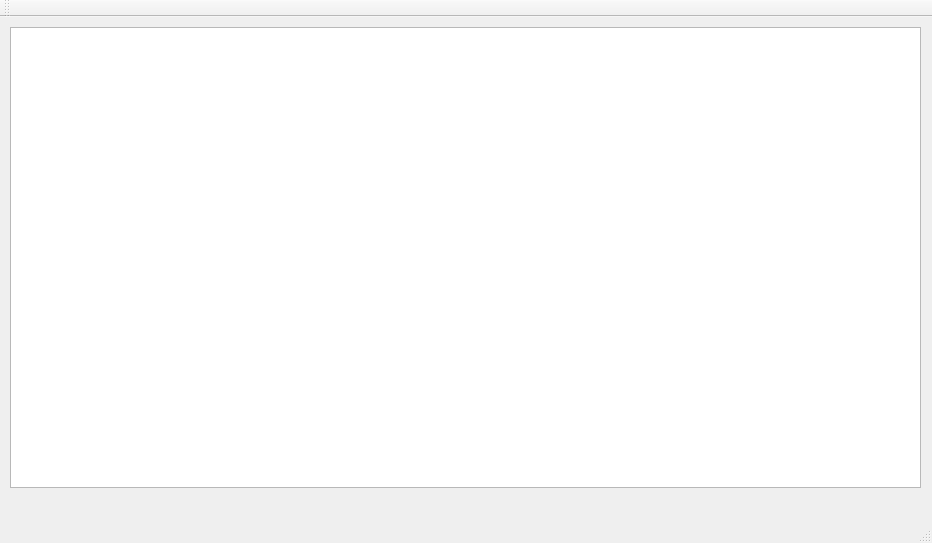
stanislavp/GraphicFormulaEditor, file GraphicFormulaEditor/MainWindow.ui: the form before one commit.
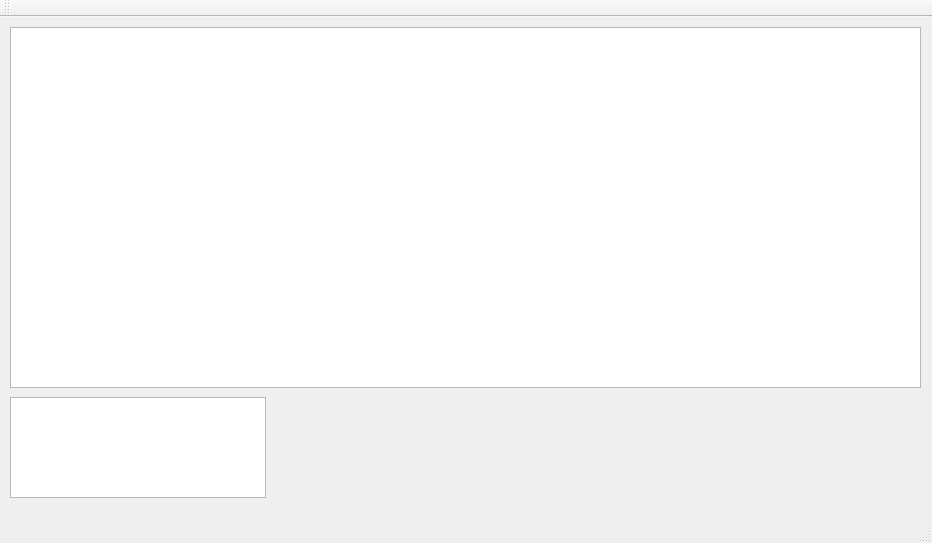
The form after the commit.

Commit message: Add widget list, create slot, connect with signal

What changed in the file:
```diff
--- a/GraphicFormulaEditor/MainWindow.ui
+++ b/GraphicFormulaEditor/MainWindow.ui
@@ -20,7 +20,17 @@
       <x>10</x>
       <y>10</y>
       <width>911</width>
-      <height>461</height>
+      <height>361</height>
+     </rect>
+    </property>
+   </widget>
+   <widget class="QListWidget" name="selectedList">
+    <property name="geometry">
+     <rect>
+      <x>10</x>
+      <y>380</y>
+      <width>256</width>
+      <height>101</height>
      </rect>
     </property>
    </widget>
```
The commit also changes 6 other files.
